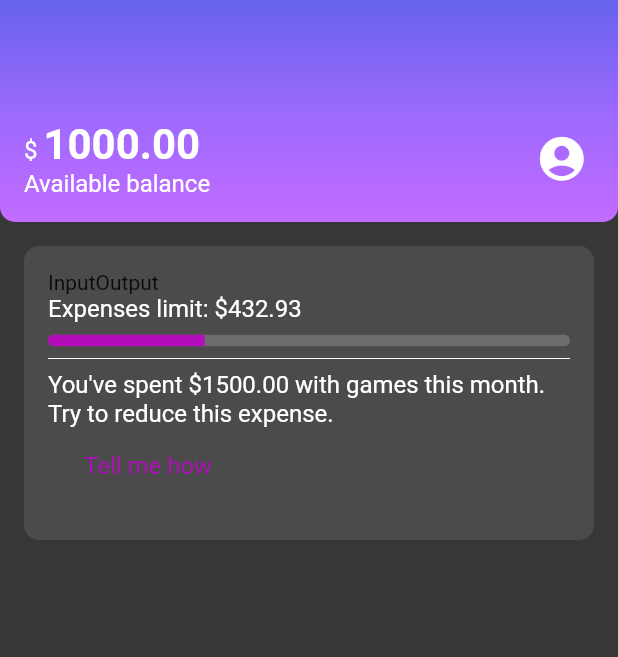
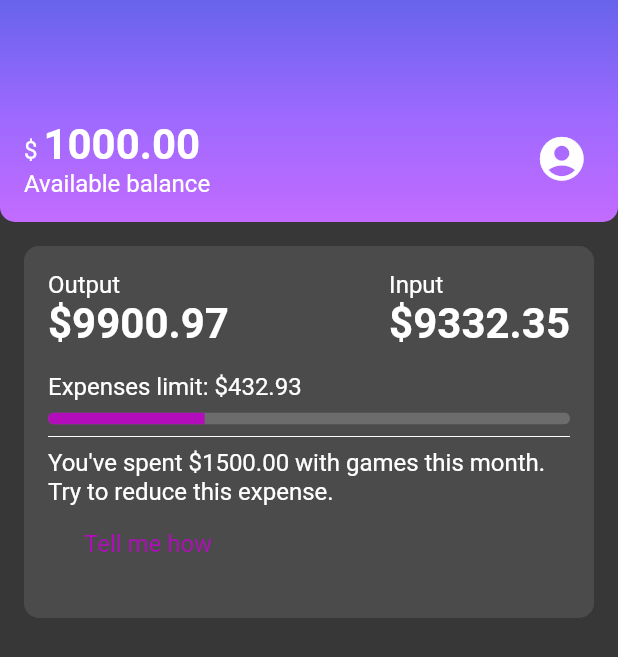
Before and after one commit to yukasolano/alurabank, a Flutter app: the screen it shows after launch, on a phone screen of 412 x 824 dp. Shown: the top 657 px of the screen. Run offline on Flutter 3.47's test engine with Material 2 defaults, Android fonts, the phone set to English and light mode, and no system bars.

```diff
--- a/lib/components/recent_activities.dart
+++ b/lib/components/recent_activities.dart
@@ -29,8 +29,52 @@ class InOut extends StatelessWidget {
 
   @override
   Widget build(BuildContext context) {
-    return Row(
-      children: [Text("Input"), Text("Output")],
+    return Padding(
+      padding: const EdgeInsets.only(bottom: 16.0),
+      child: Row(
+        mainAxisAlignment: MainAxisAlignment.spaceBetween,
+        children: const [
+          InOutItem(
+            title: "Output",
+            value: "\$9900.97",
+            color: Color.fromRGBO(255, 175, 29, 1),
+          ),
+          InOutItem(
+            title: "Input",
+            value: "\$9332.35",
+            color: Color.fromRGBO(191, 69, 198, 1),
+          ),
+        ],
+      ),
+    );
+  }
+}
+
+class InOutItem extends StatelessWidget {
+  final String title;
+  final String value;
+  final Color color;
+
+  const InOutItem(
+      {Key? key, required this.title, required this.value, required this.color})
+      : super(key: key);
+
+  @override
+  Widget build(BuildContext context) {
+    return Column(
+      crossAxisAlignment: CrossAxisAlignment.start,
+      children: [
+        Text(
+          title,
+          style: TextStyle(
+              fontSize: 16, fontWeight: FontWeight.w400, color: Colors.white),
+        ),
+        Text(
+          value,
+          style: TextStyle(
+              fontSize: 28, fontWeight: FontWeight.w700, color: Colors.white),
+        )
+      ],
     );
   }
 }
```
